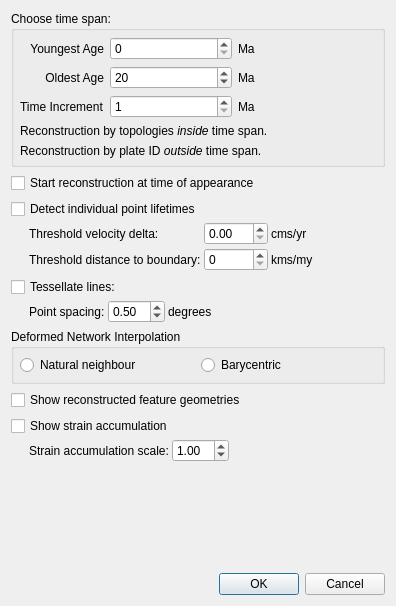
GPlates/GPlates, file src/qt-widgets/SetTopologyReconstructionParametersDialogUi.ui: the form before one commit.
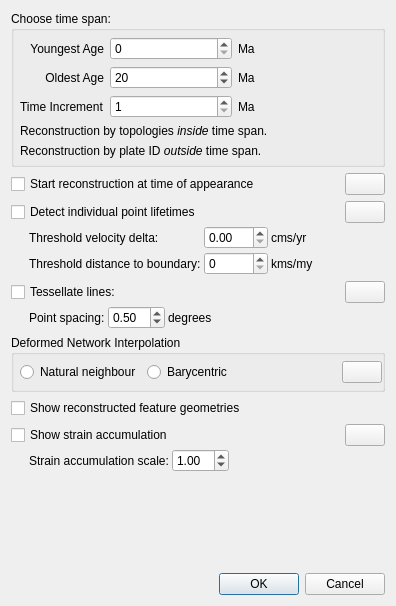
The form after the commit. Icons and pictures are not drawn.

Commit message: (trunk) Provide information dialogs for generating crustal thickness points, topological network layers, reconstruct layers and topology reconstruction parameters.

The edit to the form file:
```diff
--- a/src/qt-widgets/SetTopologyReconstructionParametersDialogUi.ui
+++ b/src/qt-widgets/SetTopologyReconstructionParametersDialogUi.ui
@@ -228,6 +228,17 @@
        </property>
       </spacer>
      </item>
+     <item>
+      <widget class="QPushButton" name="push_button_help_start_reconstruction_at_time_of_appearance">
+       <property name="text">
+        <string/>
+       </property>
+       <property name="icon">
+        <iconset resource="../qt-resources/qt_widgets.qrc">
+         <normaloff>:/human_help_browser_16.png</normaloff>:/human_help_browser_16.png</iconset>
+       </property>
+      </widget>
+     </item>
     </layout>
    </item>
    <item>
@@ -260,6 +271,17 @@
          </property>
         </spacer>
        </item>
+       <item>
+        <widget class="QPushButton" name="push_button_help_detect_lifetimes">
+         <property name="text">
+          <string/>
+         </property>
+         <property name="icon">
+          <iconset resource="../qt-resources/qt_widgets.qrc">
+           <normaloff>:/human_help_browser_16.png</normaloff>:/human_help_browser_16.png</iconset>
+         </property>
+        </widget>
+       </item>
       </layout>
      </item>
      <item>
@@ -399,6 +421,17 @@
          </property>
         </spacer>
        </item>
+       <item>
+        <widget class="QPushButton" name="push_button_help_tessellate_lines">
+         <property name="text">
+          <string/>
+         </property>
+         <property name="icon">
+          <iconset resource="../qt-resources/qt_widgets.qrc">
+           <normaloff>:/human_help_browser_16.png</normaloff>:/human_help_browser_16.png</iconset>
+         </property>
+        </widget>
+       </item>
       </layout>
      </item>
      <item>
@@ -476,7 +509,16 @@
       <string>Deformed Network Interpolation</string>
      </property>
      <layout class="QHBoxLayout" name="horizontalLayout_8">
-      <property name="margin">
+      <property name="leftMargin">
+       <number>6</number>
+      </property>
+      <property name="topMargin">
+       <number>6</number>
+      </property>
+      <property name="rightMargin">
+       <number>0</number>
+      </property>
+      <property name="bottomMargin">
        <number>6</number>
       </property>
       <item>
@@ -493,6 +535,30 @@
         </property>
        </widget>
       </item>
+      <item>
+       <spacer name="horizontalSpacer_13">
+        <property name="orientation">
+         <enum>Qt::Horizontal</enum>
+        </property>
+        <property name="sizeHint" stdset="0">
+         <size>
+          <width>40</width>
+          <height>20</height>
+         </size>
+        </property>
+       </spacer>
+      </item>
+      <item>
+       <widget class="QPushButton" name="push_button_help_deformed_network_interpolation">
+        <property name="text">
+         <string/>
+        </property>
+        <property name="icon">
+         <iconset resource="../qt-resources/qt_widgets.qrc">
+          <normaloff>:/human_help_browser_16.png</normaloff>:/human_help_browser_16.png</iconset>
+        </property>
+       </widget>
+      </item>
      </layout>
     </widget>
    </item>
@@ -551,6 +617,17 @@
           </property>
          </spacer>
         </item>
+        <item>
+         <widget class="QPushButton" name="push_button_help_strain_accumulation">
+          <property name="text">
+           <string/>
+          </property>
+          <property name="icon">
+           <iconset resource="../qt-resources/qt_widgets.qrc">
+            <normaloff>:/human_help_browser_16.png</normaloff>:/human_help_browser_16.png</iconset>
+          </property>
+         </widget>
+        </item>
        </layout>
       </item>
       <item>
```
Left out of the diff: 54 changed lines with no effect on the pictures. The commit also changes 11 other files.
